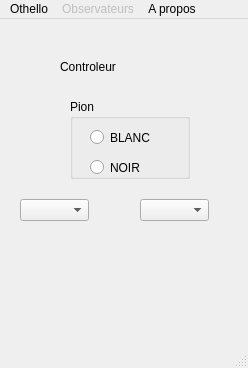
The window that OthelloQt/othelloqt.ui (befrost/OthelloQt) describes before a commit, drawn with Qt 5.
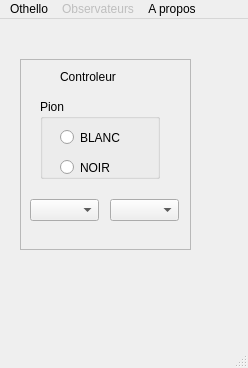
The same window after the commit.

Patch:
```diff
--- a/OthelloQt/othelloqt.ui
+++ b/OthelloQt/othelloqt.ui
@@ -14,44 +14,29 @@
    <string>Jouer à Othello</string>
   </property>
   <widget class="QWidget" name="centralwidget">
-   <widget class="QLabel" name="label">
-    <property name="geometry">
-     <rect>
-      <x>60</x>
-      <y>40</y>
-      <width>61</width>
-      <height>16</height>
-     </rect>
-    </property>
-    <property name="text">
-     <string>Controleur</string>
-    </property>
-   </widget>
-   <widget class="QComboBox" name="rangee">
+   <widget class="QFrame" name="frame">
     <property name="geometry">
      <rect>
       <x>20</x>
-      <y>180</y>
-      <width>69</width>
-      <height>22</height>
+      <y>40</y>
+      <width>171</width>
+      <height>191</height>
      </rect>
     </property>
-   </widget>
-   <widget class="QComboBox" name="colonne">
-    <property name="geometry">
-     <rect>
-      <x>140</x>
-      <y>180</y>
-      <width>69</width>
-      <height>22</height>
-     </rect>
+    <property name="frameShape">
+     <enum>QFrame::StyledPanel</enum>
     </property>
-   </widget>
+    <property name="frameShadow">
+     <enum>QFrame::Sunken</enum>
+    </property>
+    <property name="lineWidth">
+     <number>10</number>
+    </property>
    <widget class="QGroupBox" name="pion">
     <property name="geometry">
      <rect>
-      <x>70</x>
-      <y>80</y>
+       <x>20</x>
+       <y>40</y>
       <width>120</width>
       <height>80</height>
      </rect>
@@ -83,6 +68,40 @@
      </property>
      <property name="text">
       <string>NOIR</string>
+      </property>
+     </widget>
+    </widget>
+    <widget class="QComboBox" name="rangee">
+     <property name="geometry">
+      <rect>
+       <x>10</x>
+       <y>140</y>
+       <width>69</width>
+       <height>22</height>
+      </rect>
+     </property>
+    </widget>
+    <widget class="QComboBox" name="colonne">
+     <property name="geometry">
+      <rect>
+       <x>90</x>
+       <y>140</y>
+       <width>69</width>
+       <height>22</height>
+      </rect>
+     </property>
+    </widget>
+    <widget class="QLabel" name="label">
+     <property name="geometry">
+      <rect>
+       <x>40</x>
+       <y>10</y>
+       <width>61</width>
+       <height>16</height>
+      </rect>
+     </property>
+     <property name="text">
+      <string>Controleur</string>
      </property>
     </widget>
    </widget>
```
Lines whose indentation alone changed are shown as unchanged.
